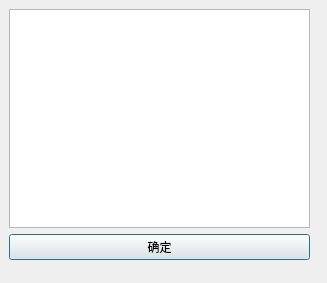
Qt form Models/M_main.ui (liudongjie269/spider-of-news) before a commit.
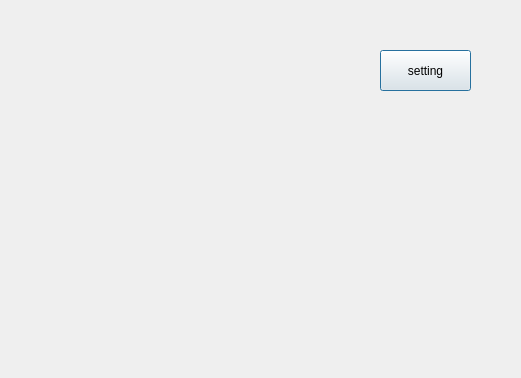
The same form after that commit.

What changed in the file:
```diff
--- a/Models/M_main.ui
+++ b/Models/M_main.ui
@@ -6,8 +6,8 @@
    <rect>
     <x>0</x>
     <y>0</y>
-    <width>327</width>
-    <height>283</height>
+    <width>521</width>
+    <height>378</height>
    </rect>
   </property>
   <property name="windowTitle">
@@ -16,24 +16,26 @@
   <widget class="QWidget" name="gridLayoutWidget">
    <property name="geometry">
     <rect>
-     <x>9</x>
-     <y>9</y>
-     <width>301</width>
-     <height>251</height>
+     <x>20</x>
+     <y>150</y>
+     <width>481</width>
+     <height>201</height>
     </rect>
    </property>
-   <layout class="QGridLayout" name="gridLayout">
-    <item row="1" column="0">
-     <widget class="QPushButton" name="pushButton">
-      <property name="text">
-       <string>确定</string>
-      </property>
-     </widget>
-    </item>
-    <item row="0" column="0">
-     <widget class="QTextEdit" name="textEdit"/>
-    </item>
-   </layout>
+   <layout class="QVBoxLayout" name="verticalLayout"/>
+  </widget>
+  <widget class="QPushButton" name="pushButton">
+   <property name="geometry">
+    <rect>
+     <x>380</x>
+     <y>50</y>
+     <width>91</width>
+     <height>41</height>
+    </rect>
+   </property>
+   <property name="text">
+    <string>setting</string>
+   </property>
   </widget>
  </widget>
  <resources/>
```
Left out of the diff: 2 changed lines with no effect on the pictures.
